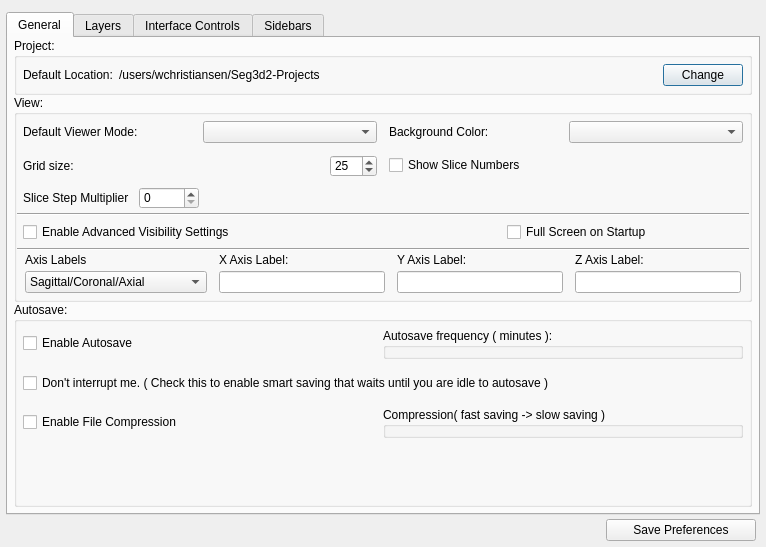
This is src/Interface/AppPreferences/AppPreferences.ui in SCIInstitute/Seg3D as Qt 5 draws it before an edit. The edited form follows.
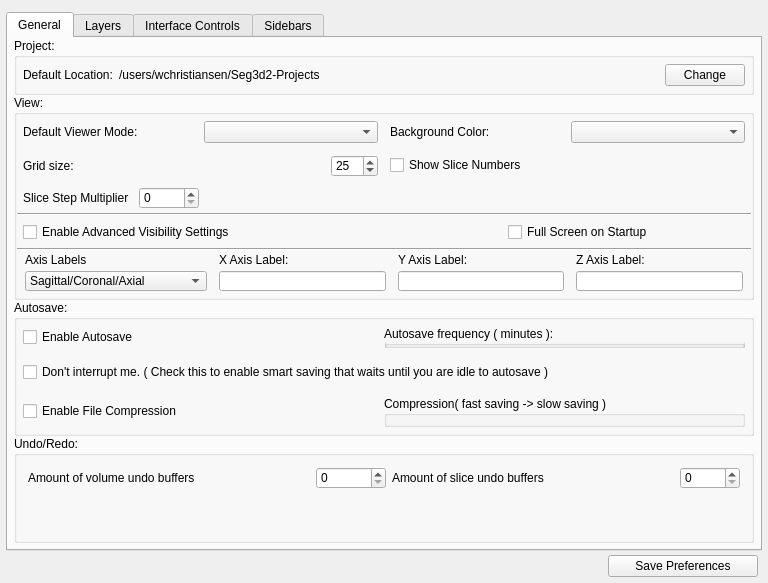
This is the edited form. The open tabs and pages were chosen to show the change. Custom widgets are drawn as their Qt base class.

Commit message: fix a few ui issues, such as that the app closes when you hit spacebar in the splash screen.

Diff of the .ui file:
```diff
--- a/src/Interface/AppPreferences/AppPreferences.ui
+++ b/src/Interface/AppPreferences/AppPreferences.ui
@@ -6,8 +6,8 @@
    <rect>
     <x>0</x>
     <y>0</y>
-    <width>766</width>
-    <height>493</height>
+    <width>768</width>
+    <height>574</height>
    </rect>
   </property>
   <property name="windowTitle">
@@ -131,6 +131,9 @@
                <property name="text">
                 <string>Change</string>
                </property>
+               <property name="autoDefault">
+                <bool>false</bool>
+               </property>
               </widget>
              </item>
             </layout>
@@ -585,7 +588,7 @@
        <item>
         <widget class="QGroupBox" name="groupBox_2">
          <property name="sizePolicy">
-          <sizepolicy hsizetype="Preferred" vsizetype="MinimumExpanding">
+          <sizepolicy hsizetype="Preferred" vsizetype="Preferred">
            <horstretch>0</horstretch>
            <verstretch>0</verstretch>
           </sizepolicy>
@@ -717,6 +720,89 @@
             </layout>
            </widget>
           </item>
+         </layout>
+        </widget>
+       </item>
+       <item>
+        <widget class="QGroupBox" name="groupBox_6">
+         <property name="sizePolicy">
+          <sizepolicy hsizetype="Preferred" vsizetype="Fixed">
+           <horstretch>0</horstretch>
+           <verstretch>0</verstretch>
+          </sizepolicy>
+         </property>
+         <property name="title">
+          <string>Undo/Redo:</string>
+         </property>
+         <layout class="QVBoxLayout" name="verticalLayout_20">
+          <item>
+           <layout class="QHBoxLayout" name="horizontalLayout_21">
+            <item>
+             <widget class="QLabel" name="label_21">
+              <property name="toolTip">
+               <string>The amount of full volume buffers that are kept in memory for undo. Keep in mind that these buffers are memory intensive.</string>
+              </property>
+              <property name="text">
+               <string>Amount of volume undo buffers</string>
+              </property>
+             </widget>
+            </item>
+            <item>
+             <widget class="QSpinBox" name="amount_volume_undo_buffers_">
+              <property name="sizePolicy">
+               <sizepolicy hsizetype="Preferred" vsizetype="Fixed">
+                <horstretch>0</horstretch>
+                <verstretch>0</verstretch>
+               </sizepolicy>
+              </property>
+              <property name="minimumSize">
+               <size>
+                <width>60</width>
+                <height>0</height>
+               </size>
+              </property>
+              <property name="maximumSize">
+               <size>
+                <width>70</width>
+                <height>16777215</height>
+               </size>
+              </property>
+              <property name="baseSize">
+               <size>
+                <width>0</width>
+                <height>0</height>
+               </size>
+              </property>
+             </widget>
+            </item>
+            <item>
+             <widget class="QLabel" name="label_22">
+              <property name="toolTip">
+               <string>Amount of slices to be stored in the undo buffer. This setting only applies to operations that modify one slice. These buffers are less expensive to keep in memory.</string>
+              </property>
+              <property name="text">
+               <string>Amount of slice undo buffers</string>
+              </property>
+             </widget>
+            </item>
+            <item>
+             <widget class="QSpinBox" name="amount_slice_undo_buffers_">
+              <property name="sizePolicy">
+               <sizepolicy hsizetype="Minimum" vsizetype="Preferred">
+                <horstretch>0</horstretch>
+                <verstretch>0</verstretch>
+               </sizepolicy>
+              </property>
+              <property name="maximumSize">
+               <size>
+                <width>60</width>
+                <height>16777215</height>
+               </size>
+              </property>
+             </widget>
+            </item>
+           </layout>
+          </item>
           <item>
            <spacer name="verticalSpacer_2">
             <property name="orientation">
@@ -725,7 +811,7 @@
             <property name="sizeHint" stdset="0">
              <size>
               <width>20</width>
-              <height>60</height>
+              <height>40</height>
              </size>
             </property>
            </spacer>
```
Left out of the diff: 18 changed lines with no effect on the pictures. The commit also changes 4 other files.
